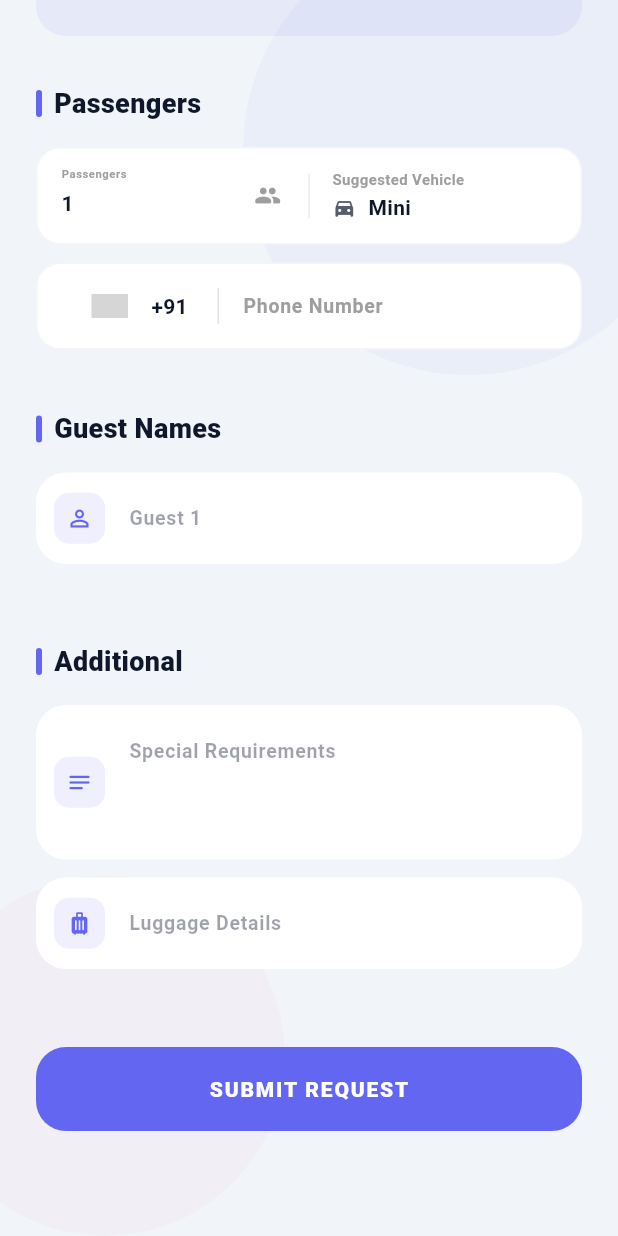
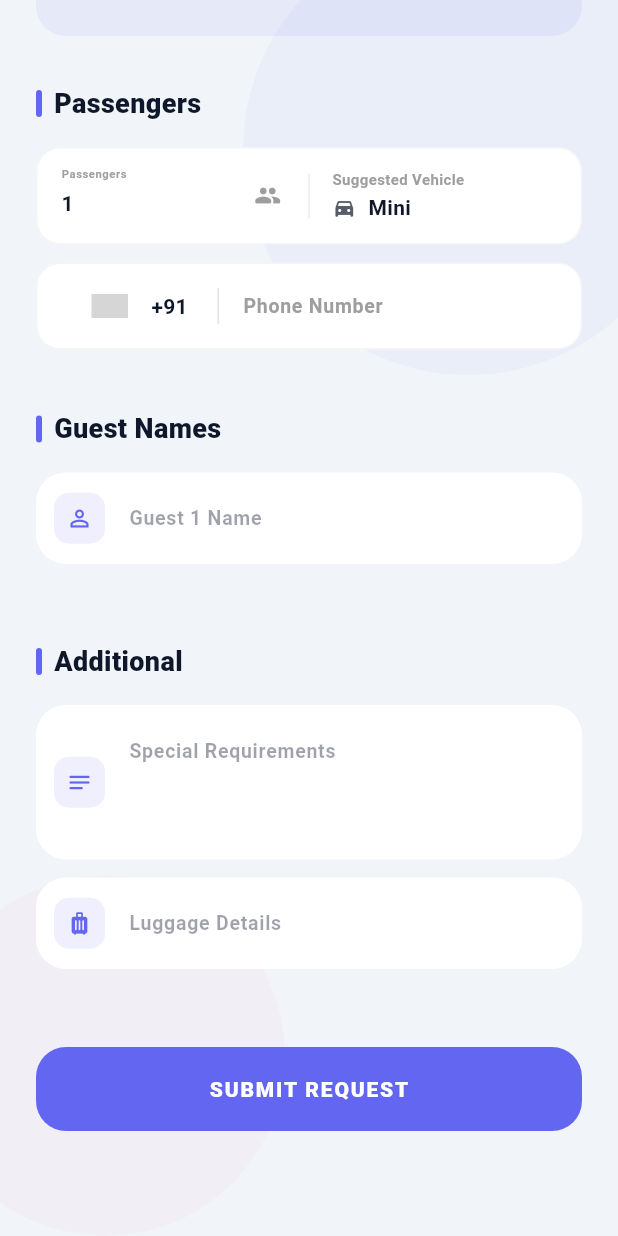
Before and after one commit to aswath06/TMS, a Flutter app: the NewRequestScreen screen opened directly, scrolled down 875 dp, on a phone screen of 412 x 824 dp. Run offline on Flutter 3.47's test engine with Material 3 defaults, Android fonts, the phone set to English and light mode, and no system bars; drawn by our look-alikes of country_code_picker; our stand-ins replace flutter_map, flutter_typeahead, google_sign_in, latlong2, shared_preferences; missing offline and left inert: mobile_scanner; accounts and stored records are empty; network calls fail; grey boxes are pictures that could not be loaded.

```diff
--- a/lib/screens/faculty/request/new_request_screen.dart
+++ b/lib/screens/faculty/request/new_request_screen.dart
@@ -1,4 +1,5 @@
 import 'package:flutter/material.dart';
+import 'package:flutter/services.dart'; // Required for input formatters
 import 'package:tms/components/passenger_selector.dart';
 import 'package:tms/components/location_selector.dart';
 
@@ -82,7 +83,7 @@ class _NewRequestScreenState extends State<NewRequestScreen> {
               child: Padding(
                 padding: const EdgeInsets.fromLTRB(24, 12, 24, 20),
                 child: Form(
-                  key: _formKey,
+                  key: _formKey, // Form Key attached
                   child: Column(
                     crossAxisAlignment: CrossAxisAlignment.start,
                     children: [
@@ -174,6 +175,7 @@ class _NewRequestScreenState extends State<NewRequestScreen> {
                           titleColor,
                           controller: _mainPhoneController,
                           primaryBlue: primaryBlue,
+                          isPhone: true,
                         ),
                         if (_passengerCount >= 12) ...[
                           const SizedBox(height: 8),
@@ -184,6 +186,7 @@ class _NewRequestScreenState extends State<NewRequestScreen> {
                             titleColor,
                             controller: _secondaryPhoneController,
                             primaryBlue: primaryBlue,
+                            isPhone: true,
                           ),
                         ],
                         const SizedBox(height: 24),
@@ -221,24 +224,29 @@ class _NewRequestScreenState extends State<NewRequestScreen> {
                         return Padding(
                           padding: const EdgeInsets.only(bottom: 8),
                           child: Row(
+                            crossAxisAlignment: CrossAxisAlignment.start,
                             children: [
                               Expanded(
                                 child: _inputField(
-                                  "Guest ${idx + 1}",
+                                  "Guest ${idx + 1} Name",
                                   Icons.person_outline,
                                   cardColor,
                                   titleColor,
                                   controller: entry.value,
                                   primaryBlue: primaryBlue,
+                                  isName: true,
                                 ),
                               ),
                               if (idx > 0)
-                                IconButton(
+                                Padding(
+                                  padding: const EdgeInsets.only(top: 8),
+                                  child: IconButton(
                                     icon: const Icon(
                                       Icons.remove_circle_outline,
                                       color: Colors.redAccent,
                                     ),
                                     onPressed: () => _removeGuest(idx),
+                                  ),
                                 ),
                             ],
                           ),
@@ -377,6 +385,8 @@ class _NewRequestScreenState extends State<NewRequestScreen> {
     int max = 1,
     TextEditingController? controller,
     required Color primaryBlue,
+    bool isPhone = false,
+    bool isName = false,
   }) {
     return Container(
       margin: const EdgeInsets.only(bottom: 12),
@@ -384,13 +394,31 @@ class _NewRequestScreenState extends State<NewRequestScreen> {
         color: c,
         borderRadius: BorderRadius.circular(20),
       ),
-      child: TextField(
+      child: TextFormField(
         controller: controller,
         maxLines: max,
         style: TextStyle(color: t, fontSize: 14, fontWeight: FontWeight.w600),
+        keyboardType: isPhone ? TextInputType.phone : TextInputType.text,
+        inputFormatters: [
+          if (isPhone) FilteringTextInputFormatter.digitsOnly,
+          if (isName) FilteringTextInputFormatter.allow(RegExp(r'[a-zA-Z\s]')),
+        ],
+        validator: (value) {
+          if (value == null || value.trim().isEmpty) {
+            return "This field is required";
+          }
+          if (isPhone && value.length < 10) {
+            return "Enter a valid phone number";
+          }
+          if (isName && value.length < 2) {
+            return "Enter a valid name";
+          }
+          return null;
+        },
         decoration: InputDecoration(
           hintText: h,
           hintStyle: TextStyle(color: t.withOpacity(0.4), fontSize: 13),
+          errorStyle: const TextStyle(fontSize: 10, height: 0.8),
           prefixIcon: Container(
             margin: const EdgeInsets.all(12),
             padding: const EdgeInsets.all(8),
@@ -570,6 +598,15 @@ class _NewRequestScreenState extends State<NewRequestScreen> {
       width: double.infinity,
       child: ElevatedButton(
         onPressed: () {
+          // --- Trigger Form Validation ---
+          if (_formKey.currentState!.validate()) {
+            if (_startDate == null) {
+              ScaffoldMessenger.of(context).showSnackBar(
+                const SnackBar(content: Text("Please select a Start Date")),
+              );
+              return;
+            }
+
             // --- Console Logging All Fields ---
             debugPrint("========== NEW REQUEST SUBMISSION ==========");
             debugPrint("Travel Type: $_travelType");
@@ -613,6 +650,7 @@ class _NewRequestScreenState extends State<NewRequestScreen> {
                 behavior: SnackBarBehavior.floating,
               ),
             );
+          }
         },
         style: ElevatedButton.styleFrom(
           backgroundColor: primaryBlue,
--- a/lib/screens/splash_screen.dart
+++ b/lib/screens/splash_screen.dart
@@ -54,7 +54,7 @@ class _SplashScreenState extends State<SplashScreen>
 
   /// Checks if the user is already logged in
   Future<void> _initiateAuthCheck() async {
-    await Future.delayed(const Duration(milliseconds: 2500));
+    await Future.delayed(const Duration(milliseconds: 1500));
 
     final prefs = await SharedPreferences.getInstance();
     final String? token = await UserStore.getToken();
```
Also changed, not shown: pubspec.yaml (+8 -0 lines), assets/logo.png (added), lib/screens/faculty/dashboard_screen.dart (line endings or trailing spaces), pubspec.lock, 31 other files. Lines whose indentation alone changed are shown as unchanged.
